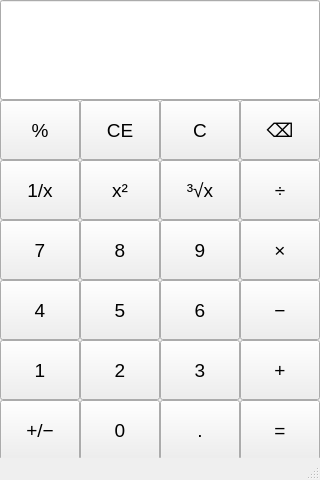
First picture: the form in test1_calculator/mainwindow.ui, repository Chyeho/QtCourse, before the edit.
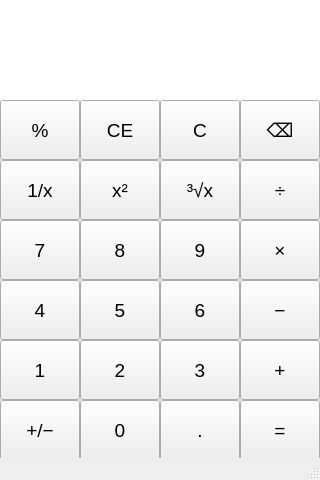
Second picture: the form after the edit.

Commit message: 优化显示屏

Diff of the .ui file:
```diff
--- a/test1_calculator/mainwindow.ui
+++ b/test1_calculator/mainwindow.ui
@@ -14,13 +14,37 @@
    <string>MainWindow</string>
   </property>
   <widget class="QWidget" name="centralwidget">
-   <widget class="QLineEdit" name="displayEdit">
+   <widget class="QLineEdit" name="expressionEdit">
     <property name="geometry">
      <rect>
       <x>0</x>
       <y>0</y>
       <width>320</width>
-      <height>100</height>
+      <height>32</height>
+     </rect>
+    </property>
+    <property name="font">
+     <font>
+      <pointsize>10</pointsize>
+     </font>
+    </property>
+    <property name="styleSheet">
+     <string notr="true">border: none; color: rgb(140, 140, 140);</string>
+    </property>
+    <property name="alignment">
+     <set>Qt::AlignmentFlag::AlignRight|Qt::AlignmentFlag::AlignTrailing|Qt::AlignmentFlag::AlignVCenter</set>
+    </property>
+    <property name="readOnly">
+     <bool>true</bool>
+    </property>
+   </widget>
+   <widget class="QLineEdit" name="displayEdit">
+    <property name="geometry">
+     <rect>
+      <x>0</x>
+      <y>32</y>
+      <width>320</width>
+      <height>68</height>
      </rect>
     </property>
     <property name="minimumSize">
@@ -31,11 +55,14 @@
     </property>
     <property name="font">
      <font>
-      <pointsize>14</pointsize>
+      <pointsize>24</pointsize>
      </font>
     </property>
+    <property name="styleSheet">
+     <string notr="true">border: none;</string>
+    </property>
     <property name="alignment">
-     <set>Qt::AlignmentFlag::AlignRight|Qt::AlignmentFlag::AlignTrailing|Qt::AlignmentFlag::AlignVCenter</set>
+     <set>Qt::AlignmentFlag::AlignRight|Qt::AlignmentFlag::AlignTrailing|Qt::AlignmentFlag::AlignBottom</set>
     </property>
     <property name="readOnly">
      <bool>true</bool>
```
The commit also changes 2 other files.
